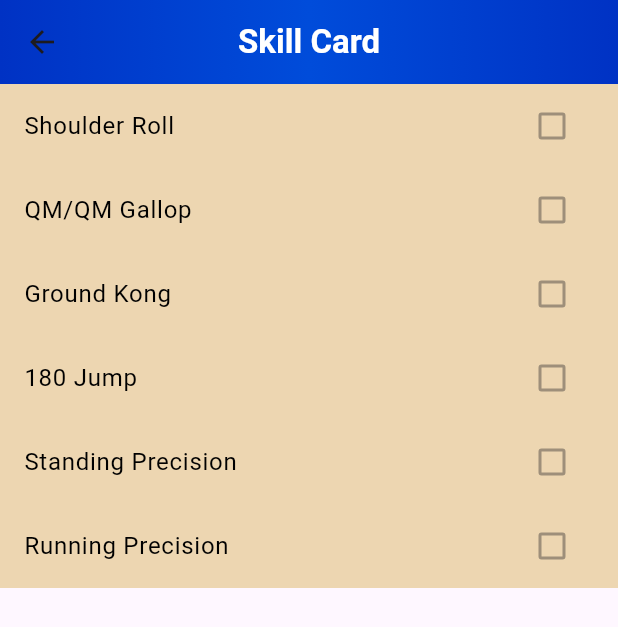
After one commit to Legendaryswordsman2/Rogue-Journeys, a Flutter app: the SkillCardPage screen opened directly, on a phone screen of 412 x 824 dp. The commit adds this screen. Shown: the top 627 px of the screen. Run offline on Flutter 3.47's test engine with Material 3 defaults, Android fonts, the phone set to English and light mode, and no system bars; our stand-ins replace auto_size_text.

Commit message:
Progression Tree

```diff
--- /dev/null
+++ b/assets/data/progression_tree.json
@@ -0,0 +1,86 @@
+{
+    "skillCardTracks": [
+        {
+            "id": "skill_card_track_Core",
+            "displayName": "Core Track",
+            "skillCardDefinitions": [
+                {
+                    "id": "skill_card_core_1",
+                    "displayName": "Core LVL 1",
+                    "skillCategories": [
+                        {
+                            "id": "category_floor",
+                            "displayName": "Floor Skills",
+                            "skills": [
+                                {
+                                    "id": "shoulder_roll",
+                                    "displayName": "Shoulder Roll"
+                                },
+                                {
+                                    "id": "qm_qm_gallop",
+                                    "displayName": "QM/QM Gallop"
+                                },
+                                {
+                                    "id": "Ground Kong",
+                                    "displayName": "Ground Kong"
+                                },
+                                {
+                                    "id": "180_jump",
+                                    "displayName": "180 Jump"
+                                }
+                            ]
+                        },
+                        {
+                            "id": "category_precisions",
+                            "displayName": "Precision Skills",
+                            "skills": [
+                                {
+                                    "id": "standing_precision",
+                                    "displayName": "Standing Precision"
+                                },
+                                {
+                                    "id": "running_precision",
+                                    "displayName": "Running Precision"
+                                }
+                            ]
+                        }
+                    ]
+                },
+                {
+                    "id": "skill_card_core_2",
+                    "displayName": "Core LVL 2"
+                },
+                {
+                    "id": "skill_card_core_3",
+                    "displayName": "Core LVL 3"
+                }
+            ]
+        },
+        {
+            "id": "skillTrackTricking",
+            "displayName": "Tricking Track",
+            "skillCardDefinitions": [
+                {
+                    "id": "skillCardTricking1",
+                    "displayName": "Tricking LVL 1"
+                },
+                {
+                    "id": "skillCardTricking2",
+                    "displayName": "Tricking LVL 2"
+                },
+                {
+                    "id": "skillCardTricking3",
+                    "displayName": "Tricking LVL 3"
+                },
+                {
+                    "id": "skillCardTricking4",
+                    "displayName": "Tricking LVL 4"
+                },
+                {
+                    "id": "skillCardTricking5",
+                    "displayName": "Tricking LVL 5"
+                }
+            ]
+        }
+    ]
+}
--- /dev/null
+++ b/lib/data_objects/progression_tree_info.dart
@@ -0,0 +1,185 @@
+import 'dart:convert';
+
+import 'package:flutter/material.dart';
+import 'package:flutter/services.dart';
+
+class ProgressionTreeTemplateManager {
+  ProgressionTreeTemplateManager._internal();
+
+  static final ProgressionTreeTemplateManager insance =
+      ProgressionTreeTemplateManager._internal();
+
+  ProgressionTree? _cache;
+  bool _loading = false;
+  // Future<void>? _loadTask;
+
+  Future<void> loadProgressionTree() async {
+    if (_cache != null || _loading) return;
+
+    _loading = true;
+
+    try {
+      final jsonString = await rootBundle.loadString(
+        "assets/data/progression_tree.json",
+      );
+
+      final jsonData = jsonDecode(jsonString);
+
+      _cache = ProgressionTree.fromJson(jsonData);
+    } catch (e, stackTrace) {
+      debugPrint("Failed to load Porgression Tree: $e");
+      debugPrint("$stackTrace");
+
+      _cache = ProgressionTree(skillCardTracks: []);
+    } finally {
+      _loading = false;
+    }
+
+    debugPrint(
+      "Skill Card Tracks Loaded: ${_cache!.skillCardTracks.length}",
+    );
+
+    if (_cache!.skillCardTracks[0].skillCardDefinitions.isNotEmpty) {
+      debugPrint(
+        "Skill Cards Loaded in Track 1: ${_cache!.skillCardTracks[0].skillCardDefinitions.length}",
+      );
+
+      if (_cache!
+          .skillCardTracks[0]
+          .skillCardDefinitions[0]
+          .skillCategories
+          .isNotEmpty) {
+        debugPrint(
+          "Skill Categories Loaded in Skill Card Core LVL 1: ${_cache!.skillCardTracks[0].skillCardDefinitions[0].skillCategories.length}",
+        );
+
+        if (_cache!
+            .skillCardTracks[0]
+            .skillCardDefinitions[0]
+            .skillCategories[0]
+            .skills
+            .isNotEmpty) {
+          debugPrint(
+            "Skills Loaded in Skill Category in Skill Card Core LVL 1: ${_cache!.skillCardTracks[0].skillCardDefinitions[0].skillCategories[0].skills.length}",
+          );
+          debugPrint(
+            _cache!
+                .skillCardTracks[0]
+                .skillCardDefinitions[0]
+                .skillCategories[0]
+                .skills[0]
+                .displayName,
+          );
+        }
+      }
+    }
+  }
+
+  ProgressionTree get progressionTree {
+    if (_cache == null) {
+      throw Exception("Progression Tree not loaded yet");
+    }
+    return _cache!;
+  }
+}
+
+// Represents a list of all Skill Card Tracks.
+class ProgressionTree {
+  List<SkillCardTrack> skillCardTracks;
+
+  ProgressionTree({required this.skillCardTracks});
+
+  factory ProgressionTree.fromJson(Map<String, dynamic> json) {
+    return ProgressionTree(
+      skillCardTracks: (json["skillCardTracks"] as List? ?? [])
+          .map((e) => SkillCardTrack.fromJson(e))
+          .toList(),
+    );
+  }
+}
+
+// Represents a list of skill cards to work through in a single track (e.g. Core lvl 1-6, tricking lvl 1-5).
+class SkillCardTrack {
+  String id;
+  String displayName;
+  List<SkillCardDefinition> skillCardDefinitions;
+
+  SkillCardTrack({
+    required this.id,
+    required this.displayName,
+    required this.skillCardDefinitions,
+  });
+
+  factory SkillCardTrack.fromJson(Map<String, dynamic> json) {
+    return SkillCardTrack(
+      id: json["id"],
+      displayName: json["displayName"],
+      skillCardDefinitions: (json["skillCardDefinitions"] as List)
+          .map((e) => SkillCardDefinition.fromJson(e))
+          .toList(),
+    );
+  }
+}
+
+// Represents a list of skill categories contained in the Skill Card. Once all skills in all categories are complete, the Skill Card is complete.
+class SkillCardDefinition {
+  String id;
+  String displayName;
+  List<SkillCategoryDefinition> skillCategories;
+
+  SkillCardDefinition({
+    required this.id,
+    required this.displayName,
+    required this.skillCategories,
+  });
+
+  factory SkillCardDefinition.fromJson(Map<String, dynamic> json) {
+    return SkillCardDefinition(
+      id: json["id"],
+      displayName: json["displayName"] ?? json["name"],
+      skillCategories: (json["skillCategories"] as List? ?? [])
+          .map((e) => SkillCategoryDefinition.fromJson(e))
+          .toList(),
+    );
+  }
+}
+
+// Represents a list of skills inside a category (e.g. Floor, Vaults, Walls, Bars, Precisions).
+class SkillCategoryDefinition {
+  String id;
+  String displayName;
+  List<SkillDefinition> skills;
+
+  SkillCategoryDefinition({
+    required this.id,
+    required this.displayName,
+    required this.skills,
+  });
+
+  factory SkillCategoryDefinition.fromJson(
+    Map<String, dynamic> json,
+  ) {
+    return SkillCategoryDefinition(
+      id: json["id"],
+      displayName: json["displayName"],
+      skills: (json["skills"] as List)
+          .map((e) => SkillDefinition.fromJson(e))
+          .toList(),
+    );
+  }
+}
+
+// Represents a single skill inside a Skill Card.
+class SkillDefinition {
+  String id;
+  String displayName;
+
+  SkillDefinition({required this.id, required this.displayName});
+
+  factory SkillDefinition.fromJson(Map<String, dynamic> json) {
+    return SkillDefinition(
+      id: json["id"],
+      displayName: json["displayName"],
+    );
+  }
+}
--- /dev/null
+++ b/lib/pages/skill_card_page.dart
@@ -0,0 +1,86 @@
+import 'package:flutter/material.dart';
+import 'package:rogue_journeys/data_objects/progression_tree_info.dart';
+import 'package:rogue_journeys/widgets/appbar_gradient_widget.dart';
+
+class SkillCardPage extends StatelessWidget {
+  SkillCardPage({super.key});
+
+  final SkillCardDefinition skillCardDefinition =
+      ProgressionTreeTemplateManager
+          .insance
+          .progressionTree
+          .skillCardTracks[0]
+          .skillCardDefinitions[0];
+
+  @override
+  Widget build(BuildContext context) {
+    return Scaffold(
+      appBar: AppBar(
+        // toolbarHeight: 200,
+        centerTitle: true,
+        title: Text(
+          "Skill Card",
+          style: TextStyle(
+            color: Colors.white,
+            fontWeight: FontWeight.bold,
+          ),
+        ),
+
+        flexibleSpace: AppbarGradientContainer(),
+      ),
+      body: Column(
+        children: [
+          SkillCategoryBlock(
+            skillCategoryDefinition:
+                skillCardDefinition.skillCategories[0],
+          ),
+          SkillCategoryBlock(
+            skillCategoryDefinition:
+                skillCardDefinition.skillCategories[1],
+          ),
+        ],
+      ),
+    );
+  }
+}
+
+class SkillCategoryBlock extends StatelessWidget {
+  const SkillCategoryBlock({
+    super.key,
+    required this.skillCategoryDefinition,
+  });
+
+  final SkillCategoryDefinition skillCategoryDefinition;
+
+  @override
+  Widget build(BuildContext context) {
+    return Container(
+      color: Color(0xFFEDD6B1),
+      child: Column(
+        children: skillCategoryDefinition.skills
+            .map((skill) => SkillEntry(skillDefinition: skill))
+            .toList(),
+      ),
+    );
+  }
+}
+
+class SkillEntry extends StatelessWidget {
+  final SkillDefinition skillDefinition;
+
+  const SkillEntry({super.key, required this.skillDefinition});
+
+  // bool isChecked = false;
+
+  @override
+  Widget build(BuildContext context) {
+    return CheckboxListTile(
+      title: Text(
+        skillDefinition.displayName,
+        style: TextStyle(color: Colors.black),
+      ),
+      value: false,
+      onChanged: null,
+    );
+  }
+}
--- a/pubspec.yaml
+++ b/pubspec.yaml
@@ -66,6 +66,7 @@ flutter:
   assets:
     - assets/images/
     - assets/images/tally_hall/
+    - assets/data/
   # An image asset can refer to one or more resolution-specific "variants", see
   # https://flutter.dev/to/resolution-aware-images
 
```
Also changed, not shown: lib/data_objects/class_info.dart (+0 -47 lines), lib/data_objects/student_info.dart (added, +46 -0 lines), lib/pages/account_page.dart (added, +28 -0 lines), lib/pages/class_page.dart (renamed from lib/class_page.dart, +24 -1 lines), lib/pages/main.dart (renamed from lib/main.dart, +6 -1 lines), 1 other file.
